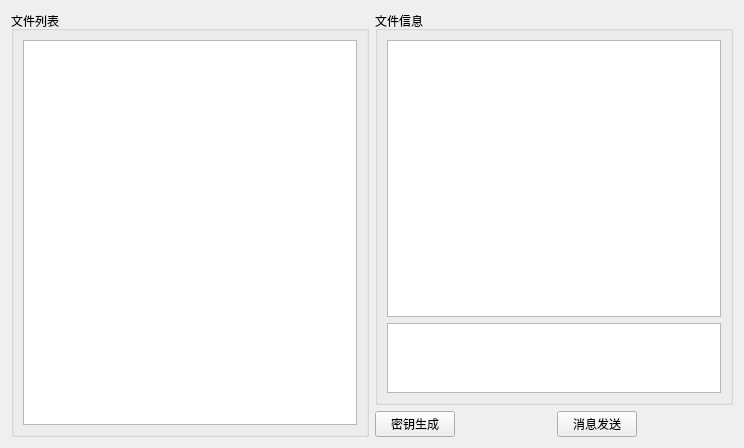
This is AP/ui/qt_filemanage.ui in yang11316/Multi_Auth_Desktop as Qt 5 draws it before an edit. The edited form follows.
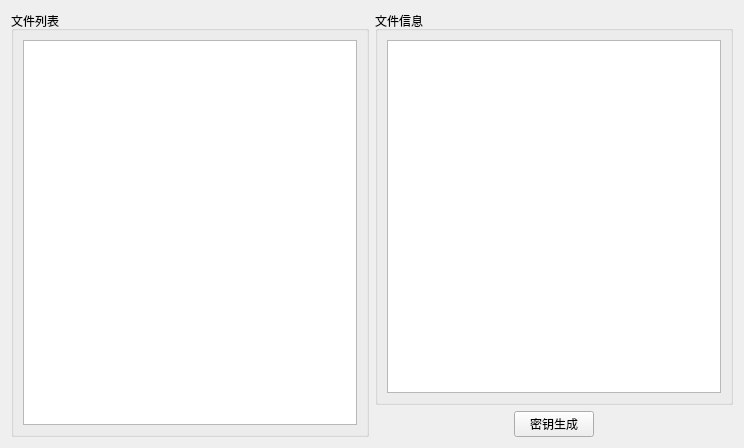
This is the edited form.

```diff
--- a/AP/ui/qt_filemanage.ui
+++ b/AP/ui/qt_filemanage.ui
@@ -33,25 +33,15 @@
        <property name="title">
         <string>文件信息</string>
        </property>
-       <layout class="QVBoxLayout" name="verticalLayout_10" stretch="9,1">
+       <layout class="QVBoxLayout" name="verticalLayout_10" stretch="9">
         <item>
          <widget class="QPlainTextEdit" name="file_edit"/>
         </item>
-        <item>
-         <widget class="QTextEdit" name="send_edit"/>
-        </item>
        </layout>
       </widget>
      </item>
      <item>
       <layout class="QHBoxLayout" name="horizontalLayout_9">
-       <item>
-        <widget class="QPushButton" name="key_btn">
-         <property name="text">
-          <string>密钥生成</string>
-         </property>
-        </widget>
-       </item>
        <item>
         <spacer name="horizontalSpacer_6">
          <property name="orientation">
@@ -66,9 +56,9 @@
         </spacer>
        </item>
        <item>
-        <widget class="QPushButton" name="send_btn">
+        <widget class="QPushButton" name="key_btn">
          <property name="text">
-          <string>消息发送</string>
+          <string>密钥生成</string>
          </property>
         </widget>
        </item>
```
